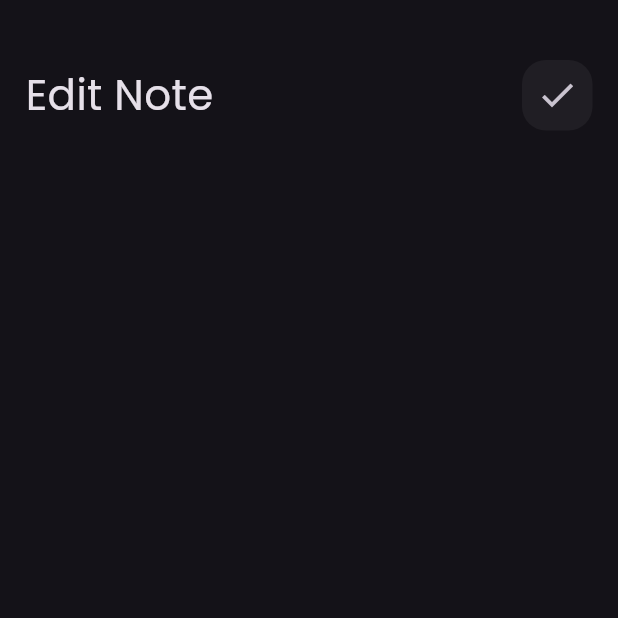
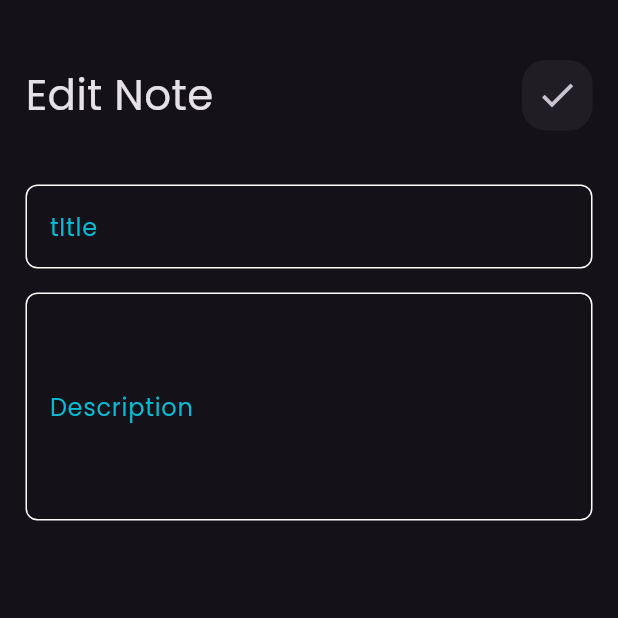
Before and after one commit to youssef336/notes_app, a Flutter app: the EditNoteView screen opened by its route, on a phone screen of 412 x 824 dp, the top half of it. Run offline on Flutter 3.47's test engine with Material 3 defaults, Android fonts, the phone set to English and light mode, and no system bars.

Commit message:
edit note view UI done

```diff
--- a/lib/views/widgets/edit_note_view_body.dart
+++ b/lib/views/widgets/edit_note_view_body.dart
@@ -1,5 +1,6 @@
 import 'package:flutter/material.dart';
 import 'package:note_app/views/widgets/Custom_app_bar.dart';
+import 'package:note_app/views/widgets/custom_text_field.dart';
 
 class EditNoteViewBody extends StatelessWidget {
   const EditNoteViewBody({super.key});
@@ -12,6 +13,10 @@ class EditNoteViewBody extends StatelessWidget {
         children: const [
           SizedBox(height: 40),
           Custom_app_bar(text: 'Edit Note', icon: Icons.check),
+          SizedBox(height: 36),
+          CustomTextField(labelText: "tItle"),
+          SizedBox(height: 16),
+          CustomTextField(labelText: "Description", maxLines: 5),
         ],
       ),
     );
```
